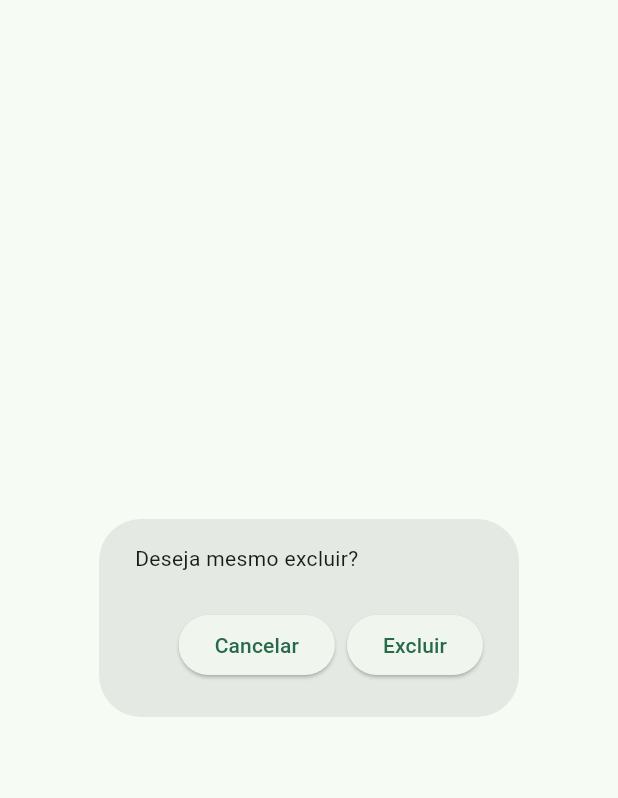
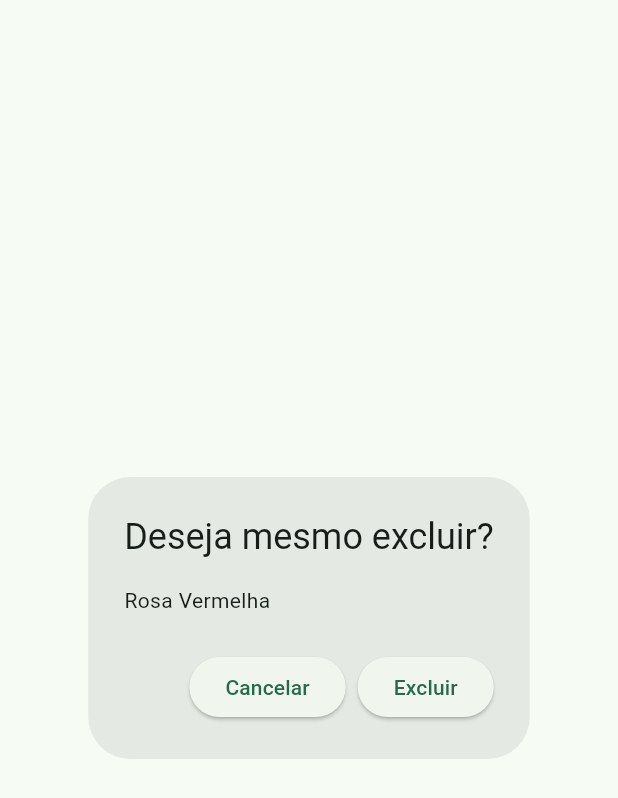
Before and after one commit to NatMeida/CRUD_Flutter, a Flutter app: the AlertExclusao widget shown alone on an empty page, opened directly with sample values from the repository, on a phone screen of 412 x 824 dp. Shown: the top 798 px of the screen. Run offline on Flutter 3.47's test engine with Material 2 defaults, Android fonts, the phone set to English and light mode, and no system bars.

Commit message:
nao sei oq meida fez mas to commitando!

```diff
--- a/lib/main.dart
+++ b/lib/main.dart
@@ -27,8 +27,7 @@ class MyApp extends StatelessWidget {
       routes: {
         '/': (context) => const Home(),
         '/cadastro': (context) => const Cadastro(),
-        '/ListaPage': (context) => const ListaPage(),
-        //'/alterar':(context) => const Alterar(),
+        '/ListaPage': (context) => const ListaPage()
       },
     );
   }
--- a/lib/view/home_page.dart
+++ b/lib/view/home_page.dart
@@ -116,8 +116,12 @@ class _HomeState extends State<Home> {
                       fontWeight: FontWeight.bold),
                 ),
               ),
+
             ],
+
           ),
+            const SizedBox(height: 40),
+            Image.asset("assets/floris.jpg", width: 550, height: 300,),
         ],
       )),
     );
--- a/lib/widgets/confirma_exclusao.dart
+++ b/lib/widgets/confirma_exclusao.dart
@@ -13,7 +13,8 @@ class AlertExclusao extends StatelessWidget {
     final produtoRepository = Provider.of<ProdutoRepository>(context, listen: false);
 
     return AlertDialog(
-      content: const Text("Deseja mesmo excluir?"),
+      title: const Text("Deseja mesmo excluir?"),
+      content: Text(produto.nome),
       actions: [
         ElevatedButton(
           onPressed: () => Navigator.pop(context),
--- a/pubspec.yaml
+++ b/pubspec.yaml
@@ -60,8 +60,8 @@ flutter:
   uses-material-design: true
 
   # To add assets to your application, add an assets section, like this:
-  # assets:
-  #   - images/a_dot_burr.jpeg
+  assets:
+   - assets/floris.jpg
   #   - images/a_dot_ham.jpeg
 
   # An image asset can refer to one or more resolution-specific "variants", see
```
Also changed, not shown: lib/widgets/produto_tile.dart (+7 -2 lines), assets/floris.jpg (added).
